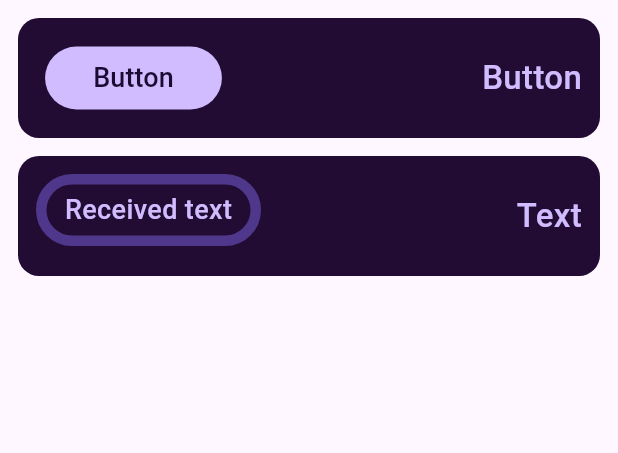
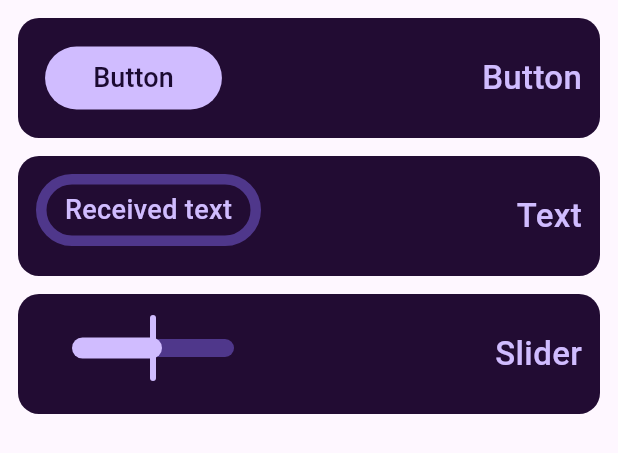
Before and after one commit to vnazarko/mqtt_tracker, a Flutter app: the ListOfWidgets widget shown alone on an empty page, opened directly with empty values, on a phone screen of 412 x 824 dp. Shown: the top 453 px of the screen. Run offline on Flutter 3.47's test engine with Material 3 defaults, Android fonts, the phone set to English and light mode, and no system bars; missing offline and left inert: mqtt_client.

Commit message:
added: implementation of sending data using a slider

```diff
--- a/lib/pages/widgets_for_workspace/slider.dart
+++ b/lib/pages/widgets_for_workspace/slider.dart
@@ -1,13 +1,15 @@
 import 'package:flutter/material.dart';
 import 'package:mqtt_tracker/models/workspace_model.dart';
+import 'package:mqtt_tracker/mqtt_manager.dart';
 import 'package:mqtt_tracker/pages/widgets_for_workspace/widget.dart';
 
 class SliderOfWorkspace extends ElemOfWorkspaceWithState {
   String min;
   String max;
   final String? text;
+  final Map<String, dynamic> currentWorkspace;
 
-  SliderOfWorkspace({super.key, super.inWorkspace, super.topic, required this.min, required this.max, this.text});
+  SliderOfWorkspace({super.key, super.inWorkspace, super.topic, required this.min, required this.max, this.text, required this.currentWorkspace});
 
   @override
   State<SliderOfWorkspace> createState() => _SliderOfWorkspaceState();
@@ -16,6 +18,7 @@ class SliderOfWorkspace extends ElemOfWorkspaceWithState {
 class _SliderOfWorkspaceState extends State<SliderOfWorkspace> {
 
   late double _valueOfSlider;
+
 
   @override
   void initState() {
@@ -26,6 +29,17 @@ class _SliderOfWorkspaceState extends State<SliderOfWorkspace> {
   Widget build(BuildContext context) {
     final double? min = double.tryParse(widget.min);
     final double? max = double.tryParse(widget.max);
+
+    final mqttManager = MqttManager(
+      server: widget.currentWorkspace['Server'],
+      username: widget.currentWorkspace['User'],
+      password: widget.currentWorkspace['Password'],
+      port: int.parse(widget.currentWorkspace['Port']),
+      clientId: 'slider/${widget.text}/${widget.currentWorkspace['Widgets'].length}',
+    );
+
+    if (widget.inWorkspace != false) mqttManager.connect();
+
 
     return Column(
       children: [
@@ -57,9 +71,9 @@ class _SliderOfWorkspaceState extends State<SliderOfWorkspace> {
               onChanged: (value) {
                 setState(() {
                   _valueOfSlider = value;
+                  mqttManager.publishMessage(widget.topic!, value.toStringAsFixed(1));
                 });
               },
-
             ),
           ),
         ),
@@ -71,8 +85,9 @@ class _SliderOfWorkspaceState extends State<SliderOfWorkspace> {
 class SliderWidgetForm extends StatelessWidget {
   final WorkspaceModel workspaceList;
   final String index;
+  final Map<String, dynamic> currentWorkspace;
 
-  const SliderWidgetForm({super.key, required this.workspaceList, required this.index});
+  const SliderWidgetForm({super.key, required this.workspaceList, required this.index, required this.currentWorkspace});
 
 
   @override
@@ -124,7 +139,8 @@ class SliderWidgetForm extends StatelessWidget {
             topic: topic,
             index: index,
             min: min,
-            max: max
+            max: max,
+            currentWorkspace: currentWorkspace
           )
         ]
       )
@@ -173,10 +189,11 @@ class SaveButton extends StatelessWidget {
   final TextEditingController min;
   final TextEditingController max;
   final String index;
+  final Map<String, dynamic> currentWorkspace;
 
 
   const SaveButton({
-    super.key, required this.name, required this.topic, required this.workspaceList, required this.index, required this.min, required this.max,
+    super.key, required this.name, required this.topic, required this.workspaceList, required this.index, required this.min, required this.max, required this.currentWorkspace,
   });
 
   @override
@@ -210,7 +227,7 @@ class SaveButton extends StatelessWidget {
                 widgetInfo['Topic'] = topic.text;
                 widgetInfo['Min'] = min.text;
                 widgetInfo['Max'] = max.text;
-                widgetInfo['Widget'] = SliderOfWorkspace(inWorkspace: true, topic: topic.text, min: min.text, max: max.text, text: name.text,);
+                widgetInfo['Widget'] = SliderOfWorkspace(inWorkspace: true, topic: topic.text, min: min.text, max: max.text, text: name.text, currentWorkspace: currentWorkspace);
 
                 workspaceList.addWidget(widgetInfo, index);
 
--- a/lib/pages/workspace_page.dart
+++ b/lib/pages/workspace_page.dart
@@ -184,20 +184,22 @@ class ListOfWidgets extends StatelessWidget {
         form: TextWidgetForm(index: index, workspaceList: workspaceList, currentWorkspace: currentWorkspace),
         index: index,
       ),
-      // const SizedBox(height: 12,),
-      // WidgetForWorkspace(
-      //   text: 'Slider',
-      //   widget: SliderOfWorkspace(
-      //     inWorkspace: false,
-      //     min: '0',
-      //     max: '20',
-      //   ),
-      //   form: SliderWidgetForm(
-      //     index: index,
-      //     workspaceList: workspaceList,
-      //   ),
-      //   index: index,
-      // ),
+      const SizedBox(height: 12,),
+      WidgetForWorkspace(
+        text: 'Slider',
+        widget: SliderOfWorkspace(
+          inWorkspace: false,
+          min: '0',
+          max: '20',
+          currentWorkspace: currentWorkspace,
+        ),
+        form: SliderWidgetForm(
+          index: index,
+          workspaceList: workspaceList,
+          currentWorkspace: currentWorkspace,
+        ),
+        index: index,
+      ),
       // const SizedBox(height: 12,),
       // WidgetForWorkspace(
       //   text: 'Switch',
```
